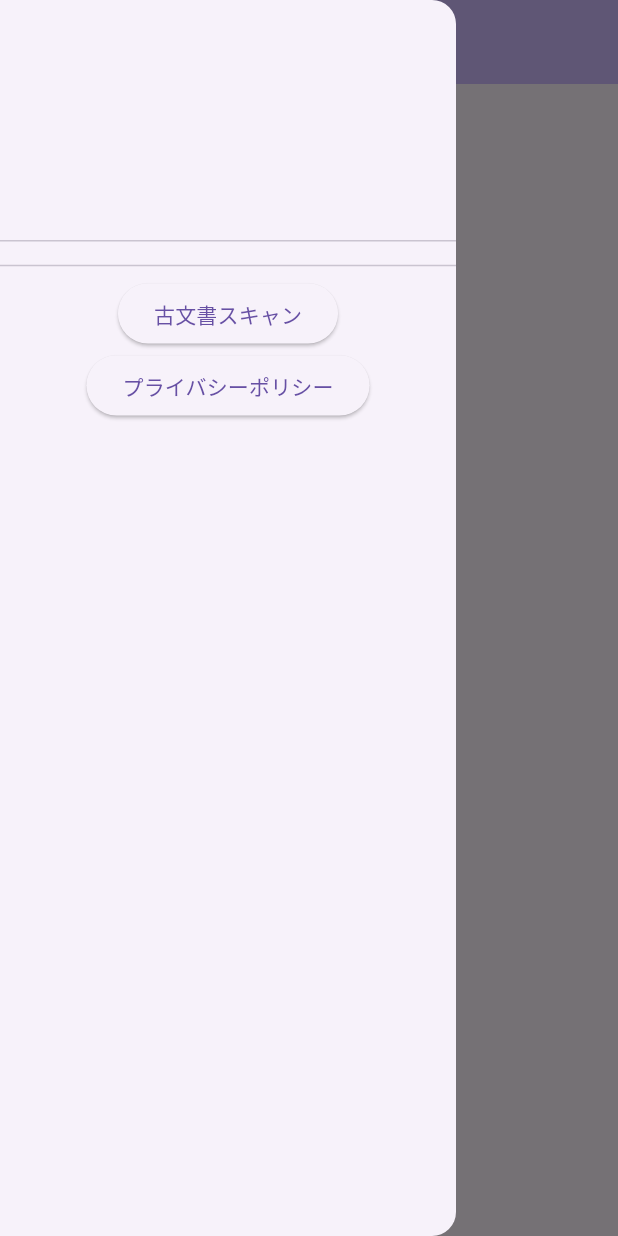
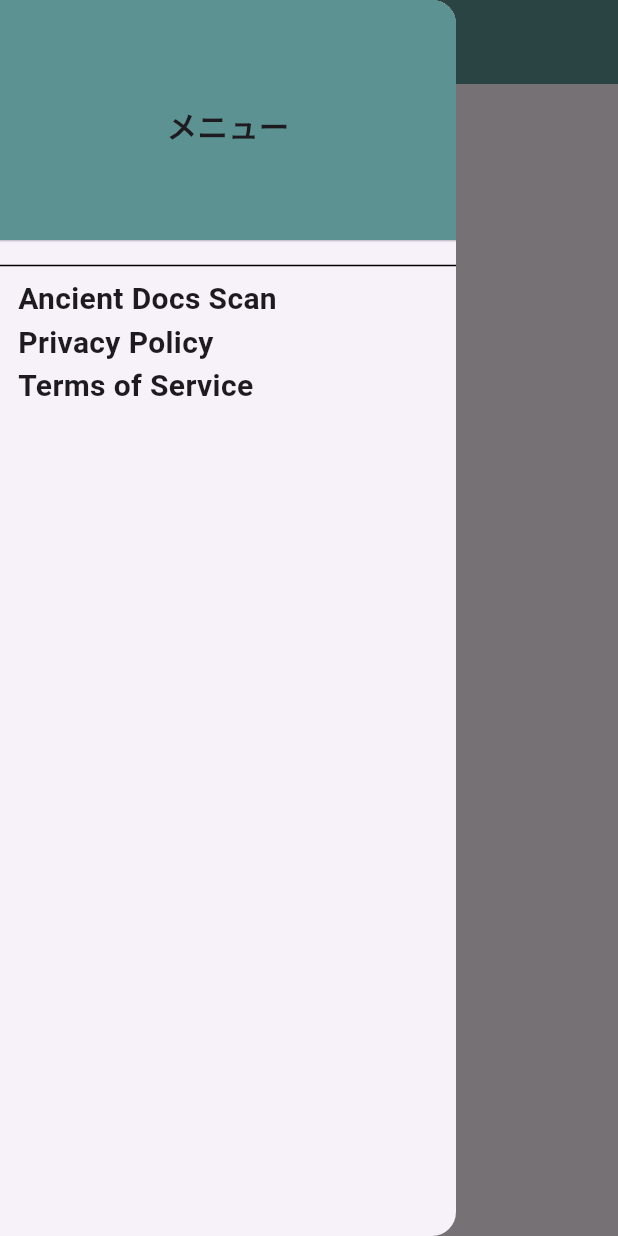
Before and after one commit to JunFuruya/stone_monument_scanner, a Flutter app: the screen it shows after launch, with the side drawer open, on a phone screen of 412 x 824 dp. Run offline on Flutter 3.47's test engine with Material 3 defaults, Android fonts, the phone set to English and light mode, and no system bars; our stand-ins replace flutter_dotenv, image_picker.

Commit message:
メニューリストの処理を修正、多言語対応、色の設定

```diff
--- a/flutter/lib/l10n/app_en.arb
+++ b/flutter/lib/l10n/app_en.arb
@@ -9,5 +9,7 @@
   "message_no_photo_taken": "Take a photo of a document.",
   "button_camera_invoke": "Take a photo",
   "button_save_photo": "Save this photo",
-  "button_analyze_photo": "Analyze this photo"
+  "button_analyze_photo": "Analyze this photo",
+  "privacy_policy": "Privacy Policy",
+  "terms_of_service": "Terms of Service"
 }
--- a/flutter/lib/l10n/app_ja.arb
+++ b/flutter/lib/l10n/app_ja.arb
@@ -9,5 +9,7 @@
   "message_no_photo_taken": "カメラで古文書を撮影してください。",
   "button_camera_invoke": "カメラを起動する",
   "button_save_photo": "この写真を保存する",
-  "button_analyze_photo": "この写真を解析する"
+  "button_analyze_photo": "この写真を解析する",
+  "privacy_policy": "プライバシーポリシー",
+  "terms_of_service": "利用規約"
 }
--- a/flutter/lib/l10n/app_localizations.dart
+++ b/flutter/lib/l10n/app_localizations.dart
@@ -154,6 +154,18 @@ abstract class AppLocalizations {
   /// In en, this message translates to:
   /// **'Analyze this photo'**
   String get button_analyze_photo;
+
+  /// No description provided for @privacy_policy.
+  ///
+  /// In en, this message translates to:
+  /// **'Privacy Policy'**
+  String get privacy_policy;
+
+  /// No description provided for @terms_of_service.
+  ///
+  /// In en, this message translates to:
+  /// **'Terms of Service'**
+  String get terms_of_service;
 }
 
 class _AppLocalizationsDelegate extends LocalizationsDelegate<AppLocalizations> {
--- a/flutter/lib/l10n/app_localizations_en.dart
+++ b/flutter/lib/l10n/app_localizations_en.dart
@@ -37,4 +37,10 @@ class AppLocalizationsEn extends AppLocalizations {
 
   @override
   String get button_analyze_photo => 'Analyze this photo';
+
+  @override
+  String get privacy_policy => 'Privacy Policy';
+
+  @override
+  String get terms_of_service => 'Terms of Service';
 }
--- a/flutter/lib/l10n/app_localizations_ja.dart
+++ b/flutter/lib/l10n/app_localizations_ja.dart
@@ -37,4 +37,10 @@ class AppLocalizationsJa extends AppLocalizations {
 
   @override
   String get button_analyze_photo => 'この写真を解析する';
+
+  @override
+  String get privacy_policy => 'プライバシーポリシー';
+
+  @override
+  String get terms_of_service => '利用規約';
 }
--- a/flutter/lib/pages/startup.dart
+++ b/flutter/lib/pages/startup.dart
@@ -33,7 +33,6 @@ class Logo extends StatelessWidget {
 ///
 class Splash extends StatefulWidget {
   final String title; // UIのところから"widget.変数名"で呼べる
-
   // コンストラクタ
   const Splash({super.key, required this.title});
 
@@ -44,10 +43,9 @@ class Splash extends StatefulWidget {
 /// 1-2. ホーム画面
 ///
 class Home extends StatefulWidget {
+  final String title;
   // コンストラクタ
   const Home({super.key, required this.title});
-
-  final String title;
 
   @override
   State<Home> createState() => HomeState();
--- a/flutter/lib/routes/routes.dart
+++ b/flutter/lib/routes/routes.dart
@@ -1,6 +1,7 @@
 import 'package:flutter/material.dart';
 import '../l10n/app_localizations.dart';
 import '../pages/startup.dart';
+import '../pages/static.dart';
 import '../pages/ancient_documents.dart';
 
 /// 画面遷移管理クラス
@@ -12,13 +13,13 @@ class Routes {
       '/logo': (BuildContext context) => Home(title: AppLocalizations.of(context)!.startup_home),
       '/splash': (BuildContext context) => Splash(title: AppLocalizations.of(context)!.startup_splash),
       '/ancient_documents': (BuildContext context) => AncientDocumentsTop(title: AppLocalizations.of(context)!.ancient_documents_top),
-      // FIXME プライバシーポリシー画面
-      //'/privacy_policy': (BuildContext context) => AncientDocumentsCamera(title: ''),
+      '/privacy_policy': (BuildContext context) => PrivacyPolicy(title: AppLocalizations.of(context)!.privacy_policy),
+      '/terms_of_service': (BuildContext context) => TermsOfService(title: AppLocalizations.of(context)!.terms_of_service),
     };
   }
 
-  //
-  static moveHome(context) {
+  ///
+  static moveHome(BuildContext context) {
     Navigator.push(context, MaterialPageRoute(builder: (context) => Splash(title: '',)));
   }
 }
--- a/flutter/lib/states/startup_state.dart
+++ b/flutter/lib/states/startup_state.dart
@@ -26,6 +26,7 @@ class SplashState extends State<Splash> {
 }
 
 /// 1-2. ホーム画面 状態クラス
+///
 class HomeState extends State<Home> {
   @override
   Widget build(BuildContext context) {
--- a/flutter/lib/ui/common_parts.dart
+++ b/flutter/lib/ui/common_parts.dart
@@ -1,23 +1,32 @@
 import 'package:flutter/material.dart';
+
+import '../l10n/app_localizations.dart';
 
 class CommonParts {
   /// ハンバーガーメニュー項目リスト
-  static List<Map<String, String>> menuList = [
-    {'title': '古文書スキャン', 'uri': '/ancient_documents'},
-    {'title': 'プライバシーポリシー', 'uri': '/privacy_policy'}
-  ];
+  static getMenuListMap (BuildContext context) {
+    List<Map<String, String>> menuList = [
+      {'title': AppLocalizations.of(context)!.ancient_documents_top, 'uri': '/ancient_documents'},
+      {'title': AppLocalizations.of(context)!.privacy_policy, 'uri': '/privacy_policy'},
+      {'title': AppLocalizations.of(context)!.terms_of_service, 'uri': '/terms_of_service'}
+    ];
+    return menuList;
+  }
+
 
   /// ヘッダー
   ///
   static getAppBar(BuildContext context, String title) {
     return AppBar(
-      backgroundColor: Theme.of(context).colorScheme.inversePrimary,
+      backgroundColor: Color(0xFF5C9291),
       title: Text(title),
     );
   }
 
   /// ハンバーガーメニュー
   static Drawer getHamburgerMenu(BuildContext context) {
+    List<Map<String, String>> menuList = CommonParts.getMenuListMap(context);
+
     return Drawer(
       child: ListView(
         children: [
@@ -31,25 +40,55 @@ class CommonParts {
 
   /// ハンバーガーメニューヘッダ
   static DrawerHeader _getHamburgerMenuHeader() {
-    return const DrawerHeader(child: null,);
+    return const DrawerHeader(
+      decoration: BoxDecoration(
+        color: Color(0xFF5C9291),
+      ),
+      child: Center(
+        child: Text(
+          'メニュー',
+          style: TextStyle(
+            fontWeight: FontWeight.bold,
+            fontSize: 20,
+          ),
+        ),
+      ),
+    );
   }
 
   /// ハンバーガーメニュー区切り線
   static Divider _getHamburgerMenuDivider() {
-    return const Divider();
+    return const Divider(
+      thickness: 1.0,
+      color: Colors.black,
+    );
   }
 
   /// ハンバーガーメニューに項目を追加する
   static Column _addMenuItem(BuildContext context, Map<String, String> map) {
     return Column(
-        children: [
-          ElevatedButton(
-            child: Text(map['title']!),
-            onPressed: () {
+      children: [
+        Padding(
+          padding: const EdgeInsets.symmetric(horizontal: 12.0),
+          child: GestureDetector(
+            onTap: () {
               Navigator.of(context).pushNamed(map['uri']!);
             },
+            child: Row(
+              mainAxisAlignment: MainAxisAlignment.spaceBetween,
+              children: [
+                Text(
+                  map['title']!,
+                  style: const TextStyle(
+                    fontWeight: FontWeight.bold,
+                    fontSize: 20.0,
+                  ),
+                ),
+              ],
+            ),
           ),
-        ]
+        ),
+      ]
     );
   }
 
@@ -65,4 +104,9 @@ class CommonParts {
       child: Text(text), // ボタンのラベル
     );
   }
+
+  /// 錆浅葱
+  static getColorBlue() {
+    return Color(0xFF5C9291);
+  }
 }
```
Also changed, not shown: flutter/lib/pages/static.dart (added, +22 -0 lines), flutter/lib/states/static_state.dart (added, +31 -0 lines), flutter/lib/ui/static_ui.dart (added, +17 -0 lines).
